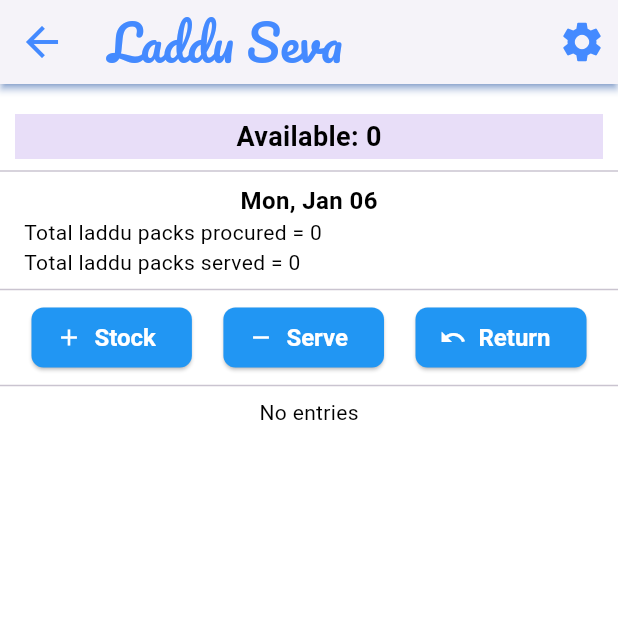
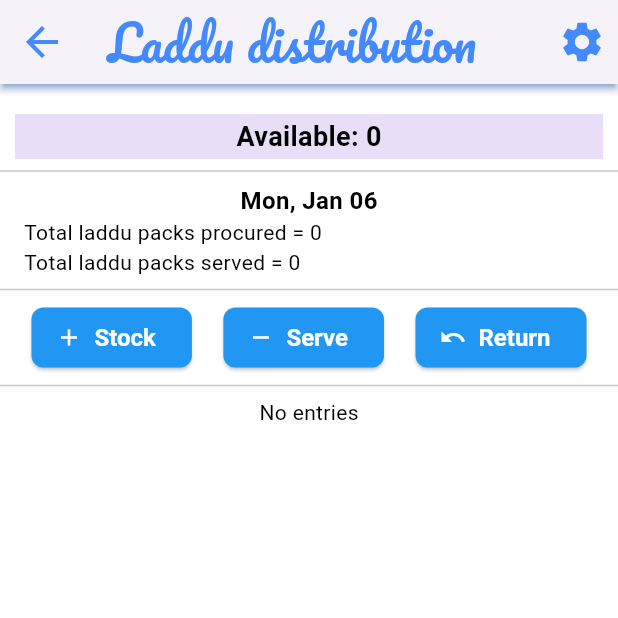
Before and after one commit to jayantadn/vkhillseva, a Flutter app: the LadduMain screen opened directly, on a phone screen of 412 x 824 dp, the top half of it. Run offline on Flutter 3.47's test engine with Material 3 defaults, Android fonts, the phone set to English and light mode, and no system bars; our stand-ins replace firebase_core, firebase_database, fl_chart, flutter_typeahead, fluttertoast, google_fonts and 6 more; accounts and stored records are empty.

Commit message:
release 0.19.1

```diff
--- a/lib/common/const.dart
+++ b/lib/common/const.dart
@@ -12,7 +12,7 @@ class Const {
   }
 
   final String dbroot = "VKHILLSEVA_01";
-  final String version = "0.19.0";
+  final String version = "0.19.1";
 
   final int fbListenerDelay = 2; // seconds
   final double toolbarIconSize = 32;
--- a/lib/main.dart
+++ b/lib/main.dart
@@ -3,7 +3,6 @@ import 'package:firebase_core/firebase_core.dart';
 import 'package:vkhillseva/common/theme.dart';
 import 'package:vkhillseva/home/pin_page.dart';
 import 'package:vkhillseva/nitya_seva/laddu/laddu.dart';
-import 'package:vkhillseva/nitya_seva/nitya_seva.dart';
 import 'firebase_options.dart';
 
 Future<void> main() async {
--- a/lib/nitya_seva/laddu/laddu.dart
+++ b/lib/nitya_seva/laddu/laddu.dart
@@ -180,7 +180,7 @@ class _LadduSevaState extends State<LadduMain> {
   Widget build(BuildContext context) {
     return Scaffold(
       appBar: AppBar(
-        title: Text('Laddu Seva'),
+        title: Text('Laddu distribution'),
         actions: [
           IconButton(
             icon: Icon(Icons.settings),
--- a/lib/nitya_seva/laddu/serve.dart
+++ b/lib/nitya_seva/laddu/serve.dart
@@ -29,7 +29,7 @@ class _ServeState extends State<Serve> {
   final List<String> _misc = ["Miscellaneous"];
   bool _isLoading = false;
 
-  List<Map<String, int>> _pushpanjaliTickets = [
+  final List<Map<String, int>> _pushpanjaliTickets = [
     // do not delete the default values
     {'amount': 400, 'ladduPacks': 1},
     {'amount': 500, 'ladduPacks': 1},
@@ -37,7 +37,7 @@ class _ServeState extends State<Serve> {
     {'amount': 2500, 'ladduPacks': 3},
   ];
 
-  List<Map<String, dynamic>> _otherSevaTickets = [
+  final List<Map<String, dynamic>> _otherSevaTickets = [
     // do not delete the default values
     {
       'name': "Special Puja",
```
Also changed, not shown: lib/home/home.dart (+2 -16 lines), lib/nitya_seva/nitya_seva.dart (+16 -1 lines), 1 other file.
